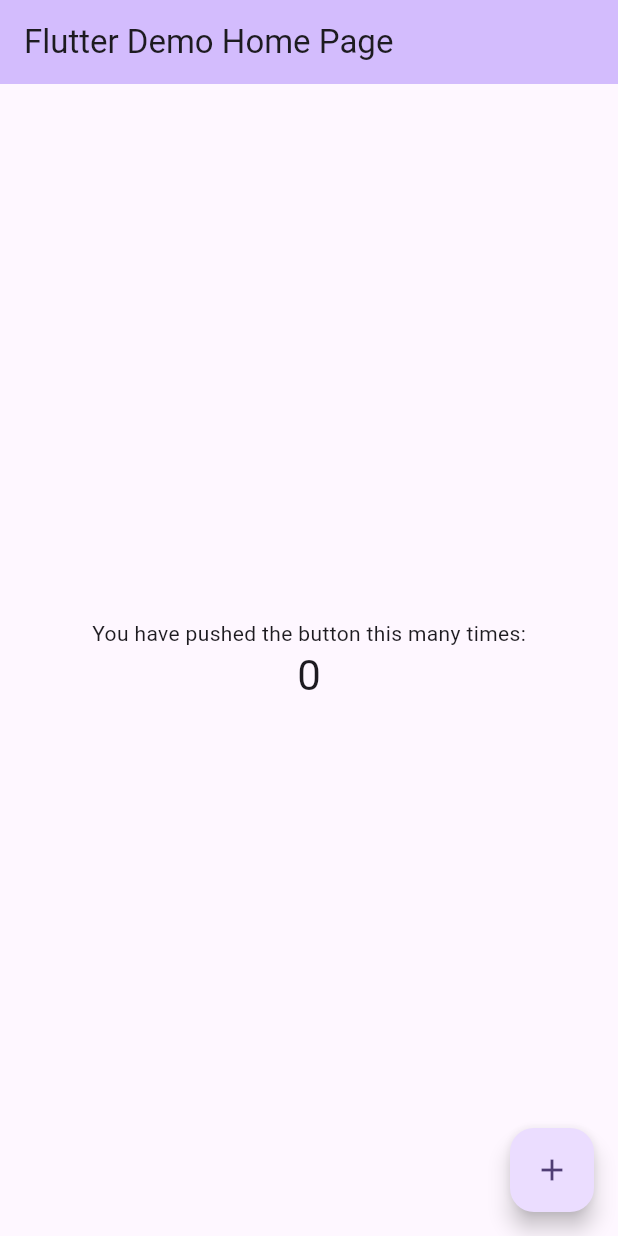
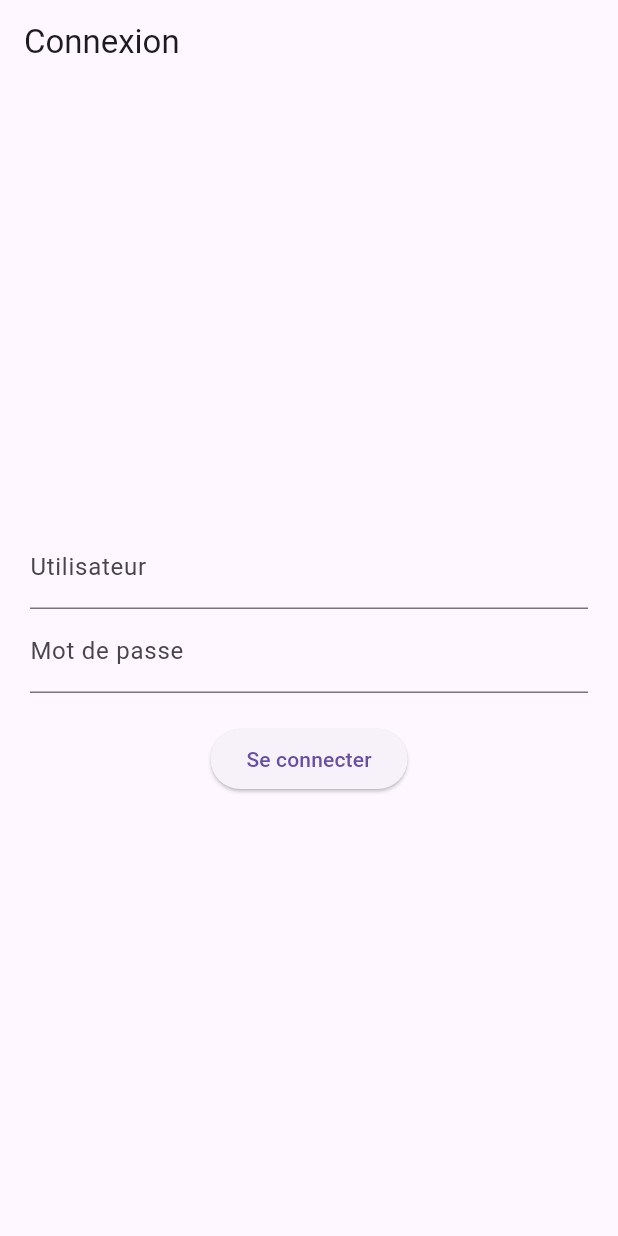
Before and after one commit to Youssouf203/GrandDevoir1_Sup, a Flutter app: the screen it shows after launch, on a phone screen of 412 x 824 dp. Run offline on Flutter 3.47's test engine with Material 3 defaults, Android fonts, the phone set to English and light mode, and no system bars; our stand-ins replace shared_preferences.

Commit message:
Grand devoir Semestre1 9503379

```diff
--- a/lib/main.dart
+++ b/lib/main.dart
@@ -1,4 +1,7 @@
 import 'package:flutter/material.dart';
+import 'screens/login_page.dart';
+import 'screens/book_list_page.dart';
+import 'services/auth_service.dart';
 
 void main() {
   runApp(const MyApp());
@@ -7,115 +10,23 @@ void main() {
 class MyApp extends StatelessWidget {
   const MyApp({super.key});
 
-  // This widget is the root of your application.
   @override
   Widget build(BuildContext context) {
     return MaterialApp(
-      title: 'Flutter Demo',
-      theme: ThemeData(
-        // This is the theme of your application.
-        //
-        // TRY THIS: Try running your application with "flutter run". You'll see
-        // the application has a purple toolbar. Then, without quitting the app,
-        // try changing the seedColor in the colorScheme below to Colors.green
-        // and then invoke "hot reload" (save your changes or press the "hot
-        // reload" button in a Flutter-supported IDE, or press "r" if you used
-        // the command line to start the app).
-        //
-        // Notice that the counter didn't reset back to zero; the application
-        // state is not lost during the reload. To reset the state, use hot
-        // restart instead.
-        //
-        // This works for code too, not just values: Most code changes can be
-        // tested with just a hot reload.
-        colorScheme: .fromSeed(seedColor: Colors.deepPurple),
-      ),
-      home: const MyHomePage(title: 'Flutter Demo Home Page'),
-    );
-  }
-}
-
-class MyHomePage extends StatefulWidget {
-  const MyHomePage({super.key, required this.title});
-
-  // This widget is the home page of your application. It is stateful, meaning
-  // that it has a State object (defined below) that contains fields that affect
-  // how it looks.
-
-  // This class is the configuration for the state. It holds the values (in this
-  // case the title) provided by the parent (in this case the App widget) and
-  // used by the build method of the State. Fields in a Widget subclass are
-  // always marked "final".
-
-  final String title;
-
-  @override
-  State<MyHomePage> createState() => _MyHomePageState();
-}
-
-class _MyHomePageState extends State<MyHomePage> {
-  int _counter = 0;
-
-  void _incrementCounter() {
-    setState(() {
-      // This call to setState tells the Flutter framework that something has
-      // changed in this State, which causes it to rerun the build method below
-      // so that the display can reflect the updated values. If we changed
-      // _counter without calling setState(), then the build method would not be
-      // called again, and so nothing would appear to happen.
-      _counter++;
-    });
-  }
-
-  @override
-  Widget build(BuildContext context) {
-    // This method is rerun every time setState is called, for instance as done
-    // by the _incrementCounter method above.
-    //
-    // The Flutter framework has been optimized to make rerunning build methods
-    // fast, so that you can just rebuild anything that needs updating rather
-    // than having to individually change instances of widgets.
-    return Scaffold(
-      appBar: AppBar(
-        // TRY THIS: Try changing the color here to a specific color (to
-        // Colors.amber, perhaps?) and trigger a hot reload to see the AppBar
-        // change color while the other colors stay the same.
-        backgroundColor: Theme.of(context).colorScheme.inversePrimary,
-        // Here we take the value from the MyHomePage object that was created by
-        // the App.build method, and use it to set our appbar title.
-        title: Text(widget.title),
-      ),
-      body: Center(
-        // Center is a layout widget. It takes a single child and positions it
-        // in the middle of the parent.
-        child: Column(
-          // Column is also a layout widget. It takes a list of children and
-          // arranges them vertically. By default, it sizes itself to fit its
-          // children horizontally, and tries to be as tall as its parent.
-          //
-          // Column has various properties to control how it sizes itself and
-          // how it positions its children. Here we use mainAxisAlignment to
-          // center the children vertically; the main axis here is the vertical
-          // axis because Columns are vertical (the cross axis would be
-          // horizontal).
-          //
-          // TRY THIS: Invoke "debug painting" (choose the "Toggle Debug Paint"
-          // action in the IDE, or press "p" in the console), to see the
-          // wireframe for each widget.
-          mainAxisAlignment: .center,
-          children: [
-            const Text('You have pushed the button this many times:'),
-            Text(
-              '$_counter',
-              style: Theme.of(context).textTheme.headlineMedium,
-            ),
-          ],
-        ),
-      ),
-      floatingActionButton: FloatingActionButton(
-        onPressed: _incrementCounter,
-        tooltip: 'Increment',
-        child: const Icon(Icons.add),
+      debugShowCheckedModeBanner: false,
+      title: 'Librairie',
+      theme: ThemeData(primarySwatch: Colors.blue),
+      home: FutureBuilder<bool>(
+        future: AuthService().isLoggedIn(),
+        builder: (context, snapshot) {
+          if (!snapshot.hasData) {
+            return const Center(child: CircularProgressIndicator());
+          }
+          if (snapshot.data == true) {
+            return const BookListPage();
+          }
+          return const LoginPage();
+        },
       ),
     );
   }
--- /dev/null
+++ b/lib/screens/login_page.dart
@@ -0,0 +1,78 @@
+import 'package:flutter/material.dart';
+import '../services/auth_service.dart';
+import 'book_list_page.dart';
+
+class LoginPage extends StatefulWidget {
+  const LoginPage({super.key});
+
+  @override
+  State<LoginPage> createState() => _LoginPageState();
+}
+
+class _LoginPageState extends State<LoginPage> {
+  final _usernameController = TextEditingController();
+  final _passwordController = TextEditingController();
+  final AuthService _authService = AuthService();
+  bool _loading = false;
+  String? _error;
+
+  void _login() async {
+    setState(() {
+      _loading = true;
+      _error = null;
+    });
+
+    bool success = await _authService.login(
+      _usernameController.text,
+      _passwordController.text,
+    );
+
+    setState(() {
+      _loading = false;
+    });
+
+    if (success) {
+      Navigator.pushReplacement(
+        context,
+        MaterialPageRoute(builder: (_) => const BookListPage()),
+      );
+    } else {
+      setState(() {
+        _error = "Identifiants incorrects";
+      });
+    }
+  }
+
+  @override
+  Widget build(BuildContext context) {
+    return Scaffold(
+      appBar: AppBar(title: const Text("Connexion")),
+      body: Padding(
+        padding: const EdgeInsets.all(20),
+        child: Column(
+          mainAxisAlignment: MainAxisAlignment.center,
+          children: [
+            TextField(
+              controller: _usernameController,
+              decoration: const InputDecoration(labelText: "Utilisateur"),
+            ),
+            TextField(
+              controller: _passwordController,
+              decoration: const InputDecoration(labelText: "Mot de passe"),
+              obscureText: true,
+            ),
+            const SizedBox(height: 20),
+            if (_error != null)
+              Text(_error!, style: const TextStyle(color: Colors.red)),
+            ElevatedButton(
+              onPressed: _loading ? null : _login,
+              child: _loading
+                  ? const CircularProgressIndicator()
+                  : const Text("Se connecter"),
+            ),
+          ],
+        ),
+      ),
+    );
+  }
+}
--- a/pubspec.yaml
+++ b/pubspec.yaml
@@ -3,6 +3,8 @@ description: "A new Flutter project."
 # The following line prevents the package from being accidentally published to
 # pub.dev using `flutter pub publish`. This is preferred for private packages.
 publish_to: 'none' # Remove this line if you wish to publish to pub.dev
+Utilisateur : user
+Mot de passe : 1234
 
 # The following defines the version and build number for your application.
 # A version number is three numbers separated by dots, like 1.2.43
@@ -34,6 +36,7 @@ dependencies:
   # The following adds the Cupertino Icons font to your application.
   # Use with the CupertinoIcons class for iOS style icons.
   cupertino_icons: ^1.0.8
+  shared_preferences: ^2.5.4
 
 dev_dependencies:
   flutter_test:
```
Also changed, not shown: lib/models/book.dart (added, +11 -0 lines), lib/screens/book_details_page.dart (added, +128 -0 lines), lib/screens/book_list_page.dart (added, +116 -0 lines), lib/services/auth_service.dart (added, +24 -0 lines), pubspec.lock, 1 other file.
